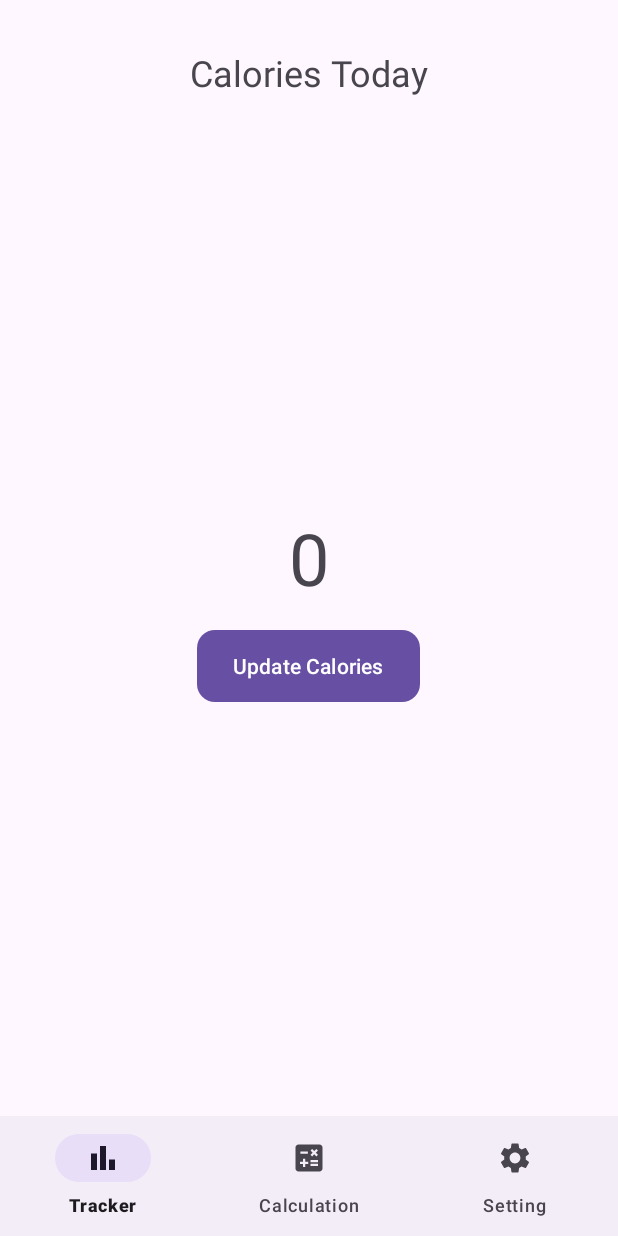
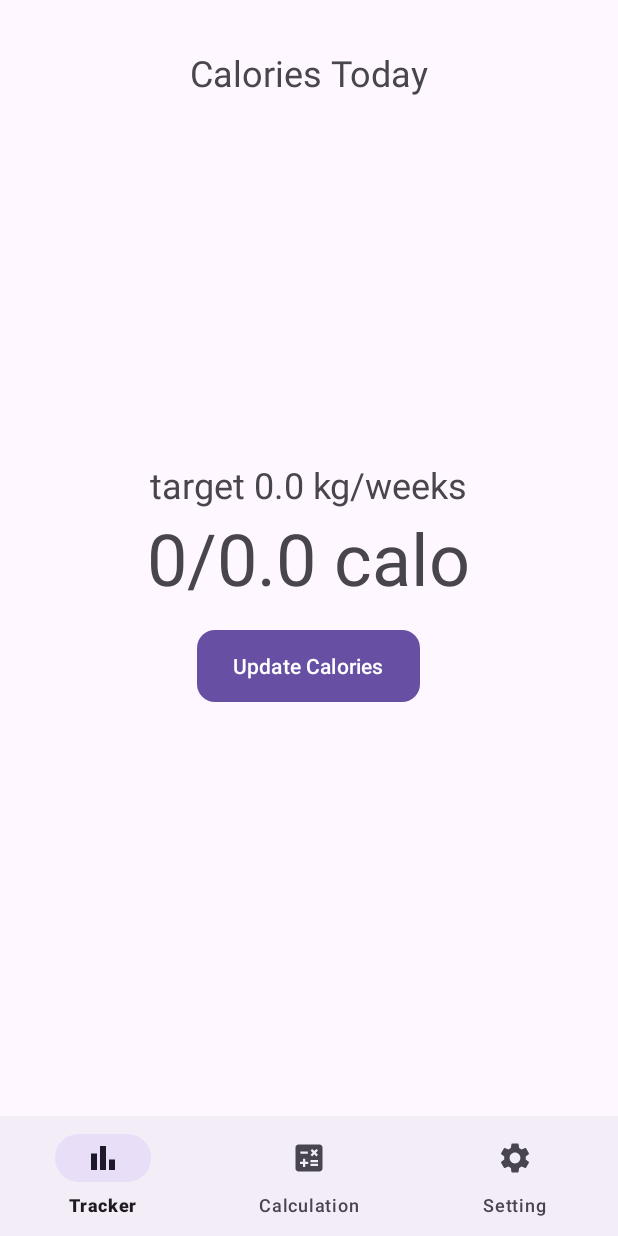
Before and after one commit to thanhnc9422/prm_project_CaloTracker, an Android app: the screen it shows after launch (HomeActivity), on a phone screen of 412 x 824 dp. Run offline under Robolectric (Android 15) with nearby library versions, the phone set to English and light mode, and no system bars.

Commit message:
using sharePrerences,show sqlite listview

```diff
--- a/app/src/main/java/vn/edu/fpt/calotracker/SettingFragment.java
+++ b/app/src/main/java/vn/edu/fpt/calotracker/SettingFragment.java
@@ -16,6 +16,6 @@ public class SettingFragment extends Fragment {
     public View onCreateView(LayoutInflater inflater, ViewGroup container,
                              Bundle savedInstanceState) {
         // Inflate the layout for this fragment
-        return inflater.inflate(R.layout.activity_home, container, false);
+        return inflater.inflate(R.layout.fragment_tracker, container, false);
     }
 }
--- a/app/src/main/java/vn/edu/fpt/calotracker/TrackerFragment.java
+++ b/app/src/main/java/vn/edu/fpt/calotracker/TrackerFragment.java
@@ -1,16 +1,24 @@
 package vn.edu.fpt.calotracker;
 
+import android.content.Context;
 import android.content.Intent;
+import android.content.SharedPreferences;
 import android.os.Bundle;
+import android.os.Debug;
+import android.util.Log;
 import android.view.LayoutInflater;
 import android.view.View;
 import android.view.ViewGroup;
 import android.widget.Button;
+import android.widget.TextView;
 
 import androidx.fragment.app.Fragment;
 
 public class TrackerFragment extends Fragment {
     private Button btnUpdateCl;
+    private SharedPreferences sharedPreferences;
+    private TextView TexViewTargetCalo;
+    private TextView textViewCaloriesConsumed;
     public TrackerFragment() {
         // Constructor mặc định, bạn có thể để trống hoặc thêm các tham số tùy ý.
     }
@@ -19,9 +27,20 @@ public class TrackerFragment extends Fragment {
     public View onCreateView(LayoutInflater inflater, ViewGroup container,
                              Bundle savedInstanceState) {
         // Inflate the layout for this fragment
-        View view = inflater.inflate(R.layout.activity_home, container, false);
+        View view = inflater.inflate(R.layout.fragment_tracker, container, false);
              btnUpdateCl = view.findViewById(R.id.buttonUpdateCalories);
-       btnUpdateCl.setOnClickListener(new View.OnClickListener() {
+        TexViewTargetCalo = view.findViewById(R.id.TexViewTargetCalo);
+        textViewCaloriesConsumed = view.findViewById(R.id.textViewCaloriesConsumed);
+        sharedPreferences = getActivity().getSharedPreferences("MyPrefs", Context.MODE_PRIVATE);
+        float valueCalo = sharedPreferences.getFloat("targetCalo", 0);
+        float valueKg = sharedPreferences.getFloat("targetKg", 0);
+
+        TexViewTargetCalo.setText("target "+valueKg+" kg/weeks");
+        textViewCaloriesConsumed.setText("0/"+valueCalo+" calo");
+
+
+
+        btnUpdateCl.setOnClickListener(new View.OnClickListener() {
             @Override
             public void onClick(View view) {
                 Intent intent = new Intent(getActivity(), MainActivity.class);
--- /dev/null
+++ b/app/src/main/res/drawable/baseline_add_24.xml
@@ -0,0 +1,5 @@
+<vector android:height="24dp" android:tint="#000000"
+    android:viewportHeight="24" android:viewportWidth="24"
+    android:width="24dp" xmlns:android="http://schemas.android.com/apk/res/android">
+    <path android:fillColor="@android:color/white" android:pathData="M19,13h-6v6h-2v-6H5v-2h6V5h2v6h6v2z"/>
+</vector>
--- a/app/src/main/res/layout/activity_home.xml
+++ b/app/src/main/res/layout/fragment_tracker.xml
@@ -20,10 +20,17 @@
         android:id="@+id/textViewCaloriesConsumed"
         android:layout_width="wrap_content"
         android:layout_height="wrap_content"
-        android:text="0"
-        android:textSize="48sp"
         android:layout_centerInParent="true"
-        android:layout_marginTop="32dp" />
+        android:textSize="48sp" />
+
+    <TextView
+        android:id="@+id/TexViewTargetCalo"
+        android:layout_width="wrap_content"
+        android:layout_height="wrap_content"
+        android:layout_above="@+id/textViewCaloriesConsumed"
+        android:layout_centerInParent="true"
+        android:layout_marginTop="32dp"
+        android:textSize="24sp" />
 
     <!-- Nút để cập nhật lượng calo -->
     <Button
@@ -36,4 +43,5 @@
         android:background="@drawable/rounded_button"
         android:textColor="#FFFFFF"
         android:text="Update Calories" />
+
 </RelativeLayout>
```
Also changed, not shown: app/src/main/java/vn/edu/fpt/calotracker/CalculationFragment.java (+14 -8 lines), app/src/main/java/vn/edu/fpt/calotracker/FoodAdapter.java (+7 -1 lines), app/src/main/java/vn/edu/fpt/calotracker/MainActivity.java (+7 -6 lines), app/src/main/res/drawable/apple.png (added), app/src/main/res/drawable/banana.png (added), app/src/main/res/drawable/chicken.png (added), app/src/main/res/drawable/egg.png (added), app/src/main/res/drawable/meat.png (added), app/src/main/res/drawable/shrimp.png (added), app/src/main/res/drawable/vegetable.png (added).
